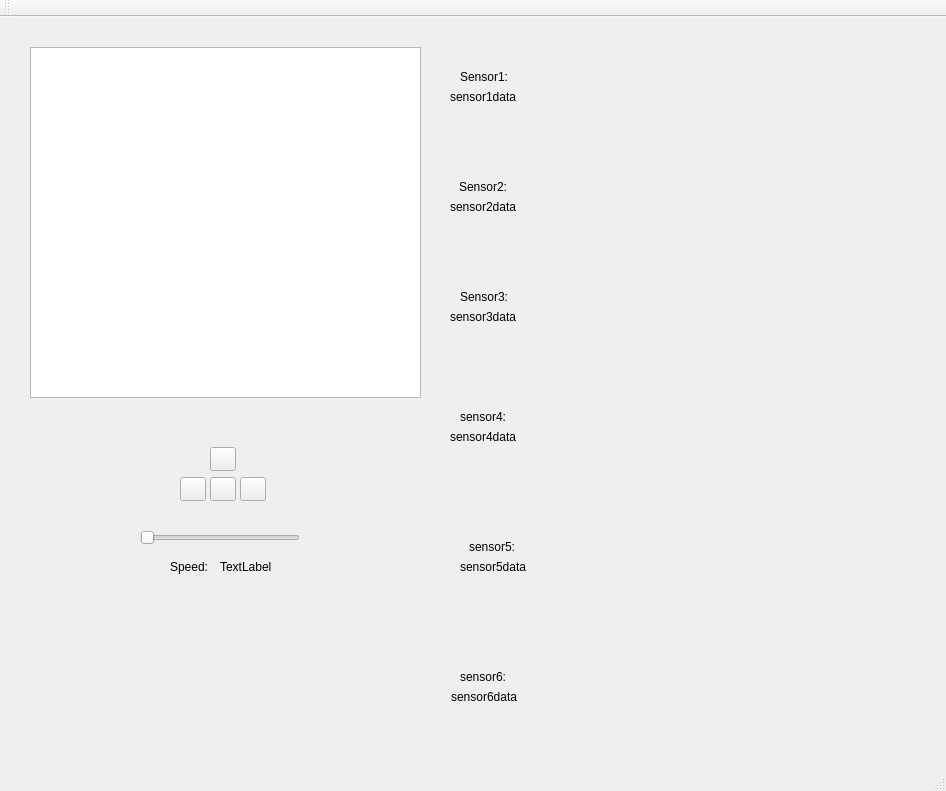
Old version of the form Kod/Styr/STYR/STYR/mapGUI/gui.ui in the repository hansfilipelo/Kandidadprojekt.
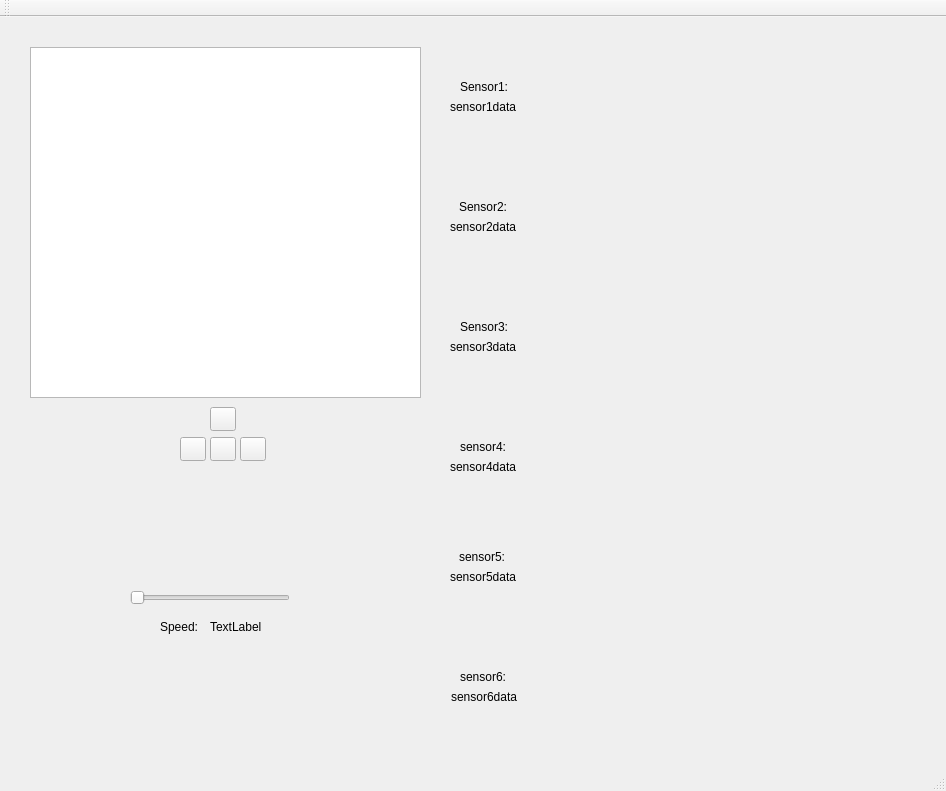
New version of the form. Custom widgets are drawn as their Qt base class.

Commit message: Erik wants

```diff
--- a/Kod/Styr/STYR/STYR/mapGUI/gui.ui
+++ b/Kod/Styr/STYR/STYR/mapGUI/gui.ui
@@ -27,8 +27,8 @@
    <widget class="QSlider" name="speedSlider">
     <property name="geometry">
      <rect>
-      <x>140</x>
-      <y>510</y>
+      <x>130</x>
+      <y>570</y>
       <width>160</width>
       <height>22</height>
      </rect>
@@ -44,7 +44,7 @@
     <property name="geometry">
      <rect>
       <x>210</x>
-      <y>430</y>
+      <y>390</y>
       <width>26</width>
       <height>24</height>
      </rect>
@@ -57,7 +57,7 @@
     <property name="geometry">
      <rect>
       <x>210</x>
-      <y>460</y>
+      <y>420</y>
       <width>26</width>
       <height>24</height>
      </rect>
@@ -70,7 +70,7 @@
     <property name="geometry">
      <rect>
       <x>180</x>
-      <y>460</y>
+      <y>420</y>
       <width>26</width>
       <height>24</height>
      </rect>
@@ -83,7 +83,7 @@
     <property name="geometry">
      <rect>
       <x>240</x>
-      <y>460</y>
+      <y>420</y>
       <width>26</width>
       <height>24</height>
      </rect>
@@ -96,7 +96,7 @@
     <property name="geometry">
      <rect>
       <x>460</x>
-      <y>50</y>
+      <y>60</y>
       <width>62</width>
       <height>19</height>
      </rect>
@@ -109,7 +109,7 @@
     <property name="geometry">
      <rect>
       <x>450</x>
-      <y>70</y>
+      <y>80</y>
       <width>81</width>
       <height>20</height>
      </rect>
@@ -122,7 +122,7 @@
     <property name="geometry">
      <rect>
       <x>459</x>
-      <y>160</y>
+      <y>180</y>
       <width>62</width>
       <height>19</height>
      </rect>
@@ -135,7 +135,7 @@
     <property name="geometry">
      <rect>
       <x>450</x>
-      <y>180</y>
+      <y>200</y>
       <width>81</width>
       <height>20</height>
      </rect>
@@ -148,7 +148,7 @@
     <property name="geometry">
      <rect>
       <x>460</x>
-      <y>270</y>
+      <y>300</y>
       <width>62</width>
       <height>19</height>
      </rect>
@@ -161,7 +161,7 @@
     <property name="geometry">
      <rect>
       <x>450</x>
-      <y>290</y>
+      <y>320</y>
       <width>81</width>
       <height>19</height>
      </rect>
@@ -174,7 +174,7 @@
     <property name="geometry">
      <rect>
       <x>460</x>
-      <y>390</y>
+      <y>420</y>
       <width>62</width>
       <height>19</height>
      </rect>
@@ -187,7 +187,7 @@
     <property name="geometry">
      <rect>
       <x>450</x>
-      <y>410</y>
+      <y>440</y>
       <width>81</width>
       <height>20</height>
      </rect>
@@ -199,8 +199,8 @@
    <widget class="QLabel" name="sensor5">
     <property name="geometry">
      <rect>
-      <x>469</x>
-      <y>520</y>
+      <x>459</x>
+      <y>530</y>
       <width>62</width>
       <height>19</height>
      </rect>
@@ -212,8 +212,8 @@
    <widget class="QLabel" name="sensor5data">
     <property name="geometry">
      <rect>
-      <x>460</x>
-      <y>540</y>
+      <x>450</x>
+      <y>550</y>
       <width>81</width>
       <height>20</height>
      </rect>
@@ -251,8 +251,8 @@
    <widget class="QLabel" name="speedLabel">
     <property name="geometry">
      <rect>
-      <x>170</x>
-      <y>540</y>
+      <x>160</x>
+      <y>600</y>
       <width>62</width>
       <height>19</height>
      </rect>
@@ -264,8 +264,8 @@
    <widget class="QLabel" name="speedPercent">
     <property name="geometry">
      <rect>
-      <x>220</x>
-      <y>540</y>
+      <x>210</x>
+      <y>600</y>
       <width>62</width>
       <height>19</height>
      </rect>
```
The commit also changes 2 other files.
